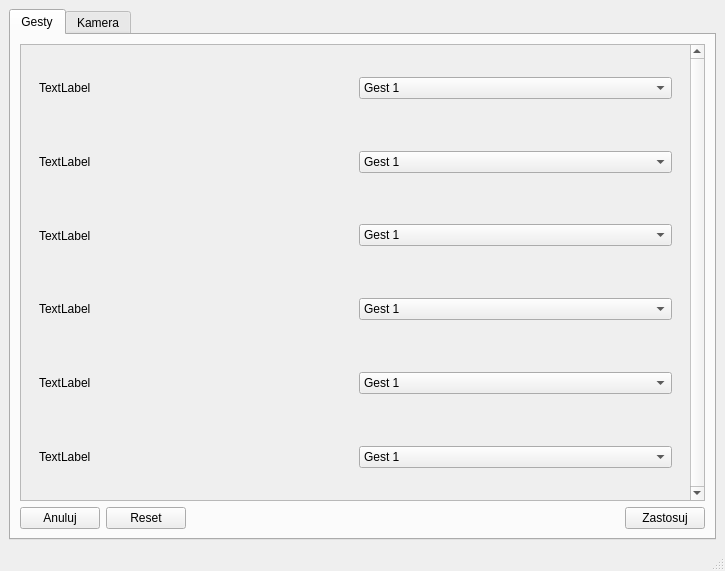
Above: window_app/window_designer.ui from Maurycjo/Handy-sterowanie-systemem-przy-pomocy-gestow before the change. Below: the same form after it.
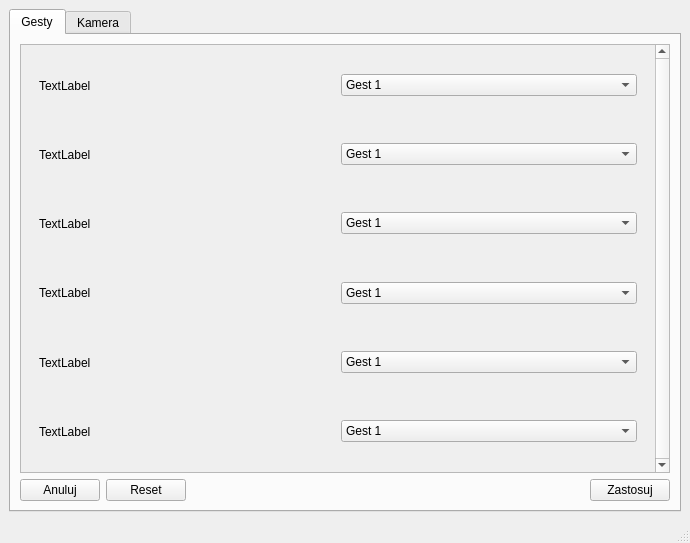
That is the form after the change.

Commit message: naprawa kamery

The edit to the form file:
```diff
--- a/window_app/window_designer.ui
+++ b/window_app/window_designer.ui
@@ -6,8 +6,8 @@
    <rect>
     <x>0</x>
     <y>0</y>
-    <width>725</width>
-    <height>571</height>
+    <width>690</width>
+    <height>543</height>
    </rect>
   </property>
   <property name="windowTitle">
@@ -72,8 +72,8 @@
             <rect>
              <x>0</x>
              <y>0</y>
-             <width>664</width>
-             <height>437</height>
+             <width>629</width>
+             <height>409</height>
             </rect>
            </property>
            <layout class="QVBoxLayout" name="verticalLayout_2">
```
Left out of the diff: 2 changed lines with no effect on the pictures. The commit also changes 1 other file.
